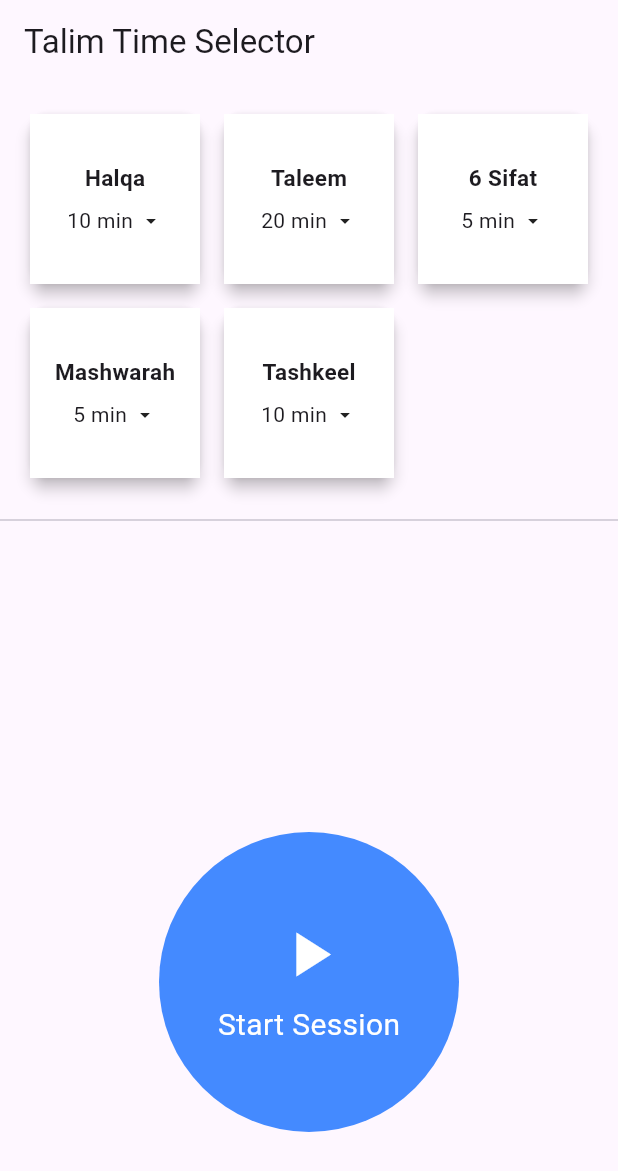
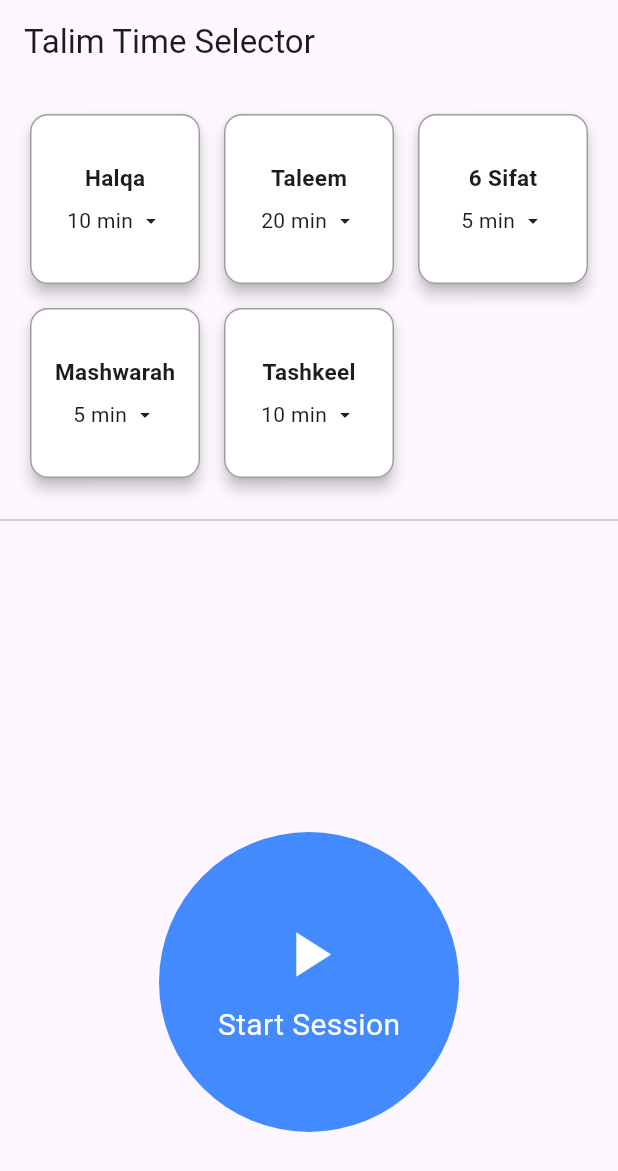
Before and after one commit to sofia883/taleem_repo, a Flutter app: the screen it shows after launch, on a phone screen of 412 x 824 dp. Shown: the top 1171 px of the screen. Run offline on Flutter 3.47's test engine with Material 3 defaults, Android fonts, the light colour scheme and no system bars; our stand-ins replace audioplayers, google_fonts, shared_preferences.

Commit message:
Rounded container borders for better UI

```diff
--- a/lib/screens/home_screen.dart
+++ b/lib/screens/home_screen.dart
@@ -64,14 +64,15 @@ class _HomeScreenState extends State<HomeScreen> {
     // Calculate current duration in minutes.
     int currentMinutes = session.selectedDuration ?? session.defaultDuration;
 
-    return Container(
-      child: Card(
+    return Card(
       elevation: 4,
       child: Container(
-          padding: EdgeInsets.all(8),
         decoration: BoxDecoration(
+          border: Border.all(color: Colors.grey, width: 1),
+          borderRadius: BorderRadius.circular(12),
           color: isActive ? Colors.green[300] : Colors.white,
         ),
+        padding: EdgeInsets.all(8),
         child: Column(
           mainAxisAlignment: MainAxisAlignment.center,
           children: [
@@ -93,7 +94,6 @@ class _HomeScreenState extends State<HomeScreen> {
               ],
             )
           ],
-          ),
         ),
       ),
     );
```
Lines whose indentation alone changed are shown as unchanged.
